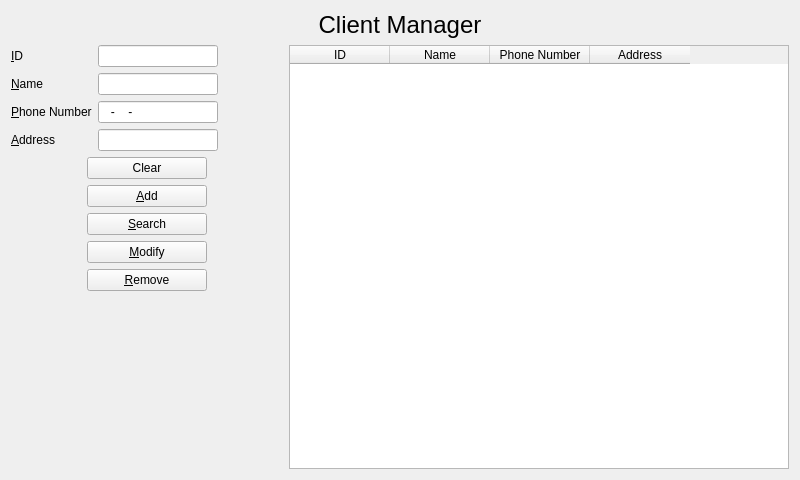
The window that clientform.ui (ChunJeong27/CRMMiniProject) describes before a commit, drawn with Qt 5.
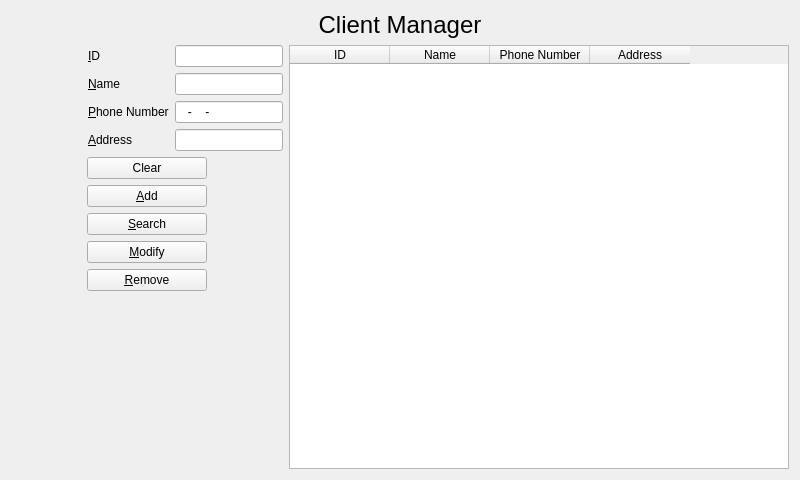
The same window after the commit.

Commit message: 단순 UI 수정

Diff of the .ui file:
```diff
--- a/clientform.ui
+++ b/clientform.ui
@@ -30,10 +30,25 @@
     </widget>
    </item>
    <item>
-    <layout class="QHBoxLayout" name="horizontalLayout_2">
+    <layout class="QHBoxLayout" name="horizontalLayout_3">
      <item>
       <layout class="QVBoxLayout" name="verticalLayout">
        <item>
+        <layout class="QHBoxLayout" name="horizontalLayout_2">
+         <item>
+          <spacer name="horizontalSpacer_3">
+           <property name="orientation">
+            <enum>Qt::Horizontal</enum>
+           </property>
+           <property name="sizeHint" stdset="0">
+            <size>
+             <width>20</width>
+             <height>20</height>
+            </size>
+           </property>
+          </spacer>
+         </item>
+         <item>
         <layout class="QFormLayout" name="formLayout">
          <item row="0" column="0">
           <widget class="QLabel" name="label">
@@ -46,14 +61,7 @@
           </widget>
          </item>
          <item row="0" column="1">
-          <widget class="QLineEdit" name="idLineEdit">
-           <property name="maximumSize">
-            <size>
-             <width>120</width>
-             <height>16777215</height>
-            </size>
-           </property>
-          </widget>
+            <widget class="QLineEdit" name="idLineEdit"/>
          </item>
          <item row="1" column="0">
           <widget class="QLabel" name="label_2">
@@ -66,14 +74,7 @@
           </widget>
          </item>
          <item row="1" column="1">
-          <widget class="QLineEdit" name="nameLineEdit">
-           <property name="maximumSize">
-            <size>
-             <width>120</width>
-             <height>16777215</height>
-            </size>
-           </property>
-          </widget>
+            <widget class="QLineEdit" name="nameLineEdit"/>
          </item>
          <item row="2" column="0">
           <widget class="QLabel" name="label_3">
@@ -87,12 +88,6 @@
          </item>
          <item row="2" column="1">
           <widget class="QLineEdit" name="phoneNumLineEdit">
-           <property name="maximumSize">
-            <size>
-             <width>120</width>
-             <height>16777215</height>
-            </size>
-           </property>
            <property name="inputMask">
             <string>999-9999-9999</string>
            </property>
@@ -109,14 +104,9 @@
           </widget>
          </item>
          <item row="3" column="1">
-          <widget class="QLineEdit" name="addressLineEdit">
-           <property name="maximumSize">
-            <size>
-             <width>120</width>
-             <height>16777215</height>
-            </size>
-           </property>
-          </widget>
+            <widget class="QLineEdit" name="addressLineEdit"/>
+           </item>
+          </layout>
          </item>
         </layout>
        </item>
```
Lines whose indentation alone changed are shown as unchanged. The commit also changes 4 other files.
